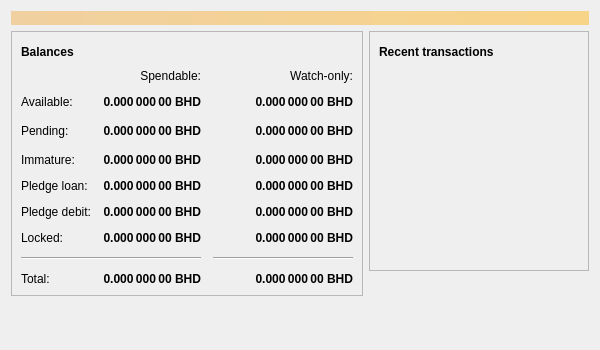
Above: src/qt/forms/overviewpage.ui from goomario/btchd before the change. Below: the same form after it.
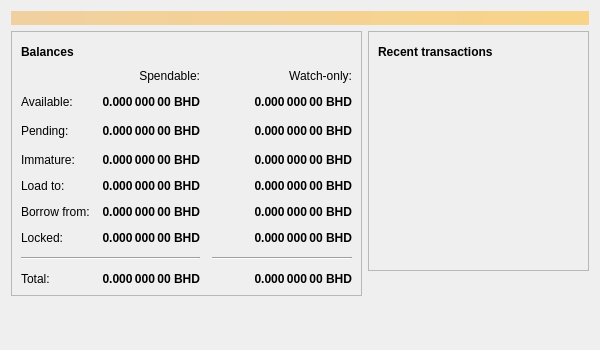
That is the form after the change. Icons and pictures are not drawn.

Commit message: rename pledge to rental

What changed in the file:
```diff
--- a/src/qt/forms/overviewpage.ui
+++ b/src/qt/forms/overviewpage.ui
@@ -321,14 +321,14 @@
             <item row="4" column="0">
              <widget class="QLabel" name="labelPledgeLoanText">
               <property name="text">
-               <string>Pledge loan:</string>
+               <string>Load to:</string>
               </property>
              </widget>
             </item>
             <item row="5" column="0">
              <widget class="QLabel" name="labelPledgeDebitText">
               <property name="text">
-               <string>Pledge debit:</string>
+               <string>Borrow from:</string>
               </property>
              </widget>
             </item>
```
Left out of the diff: 24 changed lines with no effect on the pictures. The commit also changes 40 other files.
